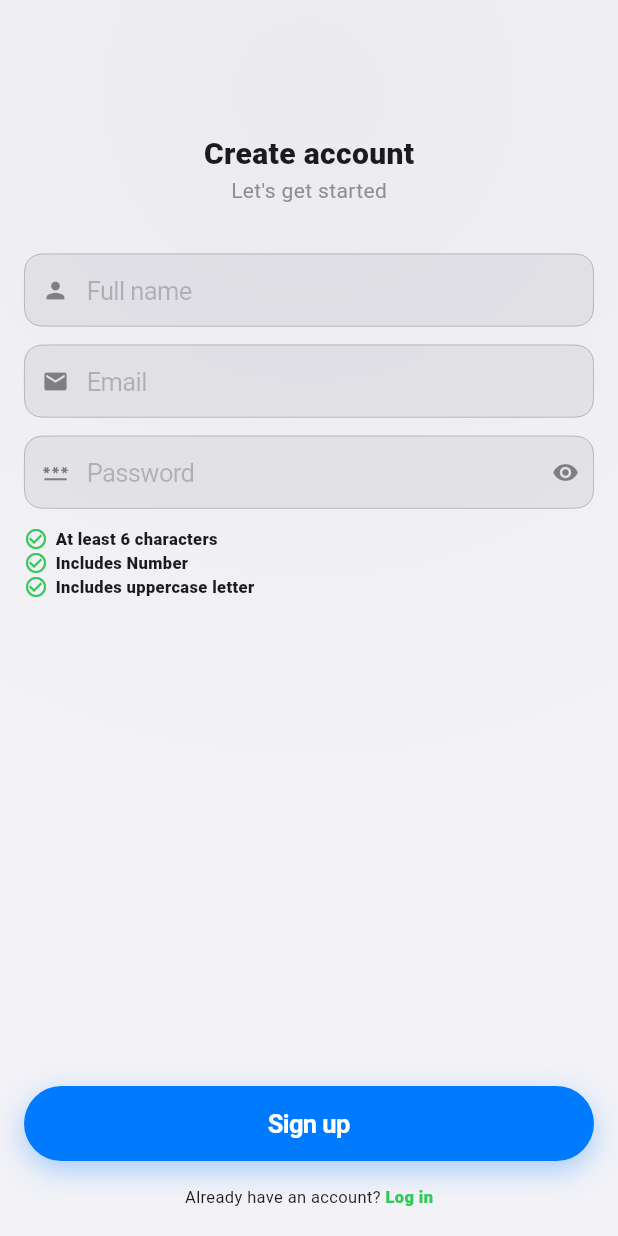
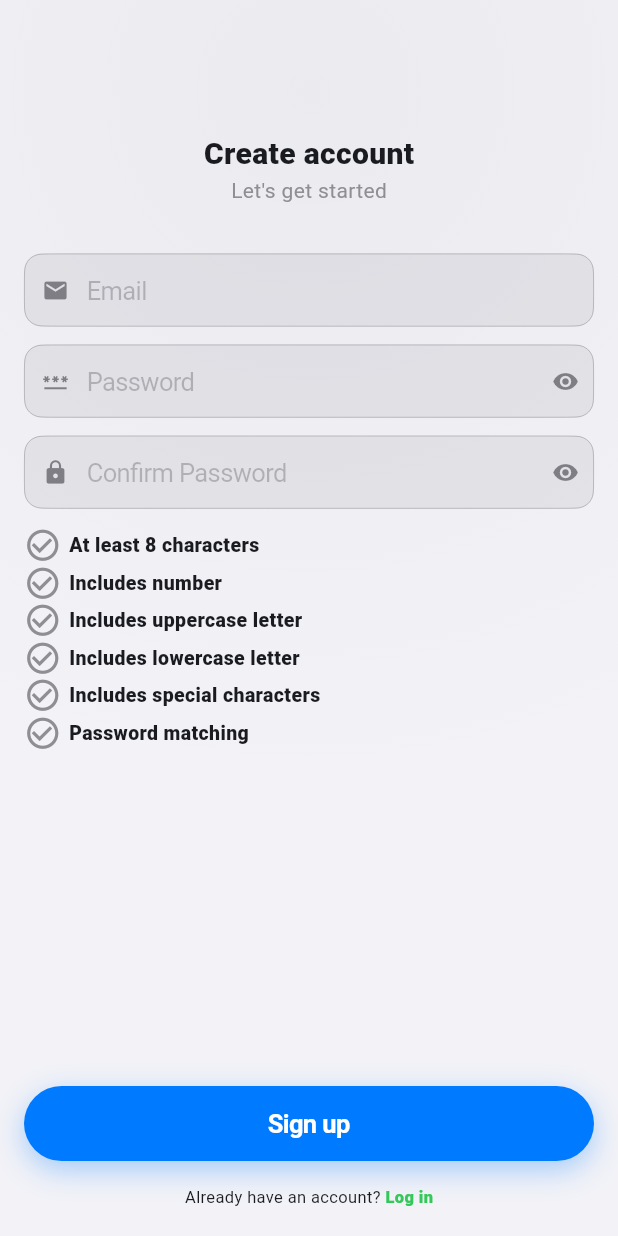
Before and after one commit to AngusGillic/IFB398_Capstone, a Flutter app: the screen it shows after launch, after a tap on "Create Account", on a phone screen of 412 x 824 dp. Run offline on Flutter 3.47's test engine with Material 3 defaults, Android fonts, the phone set to English and light mode, and no system bars; our stand-ins replace flutter_map, latlong2; missing offline and left inert: amplify_auth_cognito, amplify_flutter.

Commit message:
register page form validation dynamic

```diff
--- a/lib/screens/signup_page.dart
+++ b/lib/screens/signup_page.dart
@@ -19,9 +19,19 @@ class SignUpPage extends StatefulWidget {
 }
 
 class _SignUpPageState extends State<SignUpPage> {
-  final nameController = TextEditingController();
+  // final nameController = TextEditingController();
   final emailController = TextEditingController();
   final passwordController = TextEditingController();
+  final confirmController = TextEditingController();
+  // final formValidated = false;
+
+  bool charLength = false;
+  bool includeNum = false;
+  bool includeUpCse = false;
+  bool includeLwCse = false;
+  bool includeSpCh = false;
+  bool pwdMatch = false;
+
 
   void _open(BuildContext context, Widget page) {
     Navigator.of(context).push(MaterialPageRoute(builder: (_) => page));
@@ -29,51 +39,56 @@ class _SignUpPageState extends State<SignUpPage> {
 
   @override
   void dispose() {
-    nameController.dispose();
+    // nameController.dispose();
     emailController.dispose();
     passwordController.dispose();
+    confirmController.dispose();
     super.dispose();
   }
 
+  /// Validates if the email matches a basic email pattern.
+  bool isValidEmail(String email) {
+    final emailRegex = RegExp(r'^[^@\s]+@[^@\s]+\.[^@\s]+$');
+    return emailRegex.hasMatch(email.trim());
+  }
+
+  /// Validates password strength: at least 8 characters, with uppercase, lowercase, digit, and special character.
+  bool isValidPassword(String password) {
+    // if (password.length < 8) return false;
+    // final hasUpper = RegExp(r'[A-Z]').hasMatch(password);
+    // final hasLower = RegExp(r'[a-z]').hasMatch(password);
+    // final hasDigit = RegExp(r'\d').hasMatch(password);
+    // final hasSpecial = RegExp(r'[!@#\$%^&*(),.?":{}|<>]').hasMatch(password);
+    // return hasUpper && hasLower && hasDigit && hasSpecial;
+    return charLength && includeNum && includeUpCse && includeLwCse && includeSpCh && pwdMatch;
+  }
+
+  void _onPasswordChanged(String password) {
+    safePrint("charLength = $charLength");
+    setState(() {
+      charLength = password.length >= 8 ;
+      includeUpCse = RegExp(r'[A-Z]').hasMatch(password);
+      includeLwCse = RegExp(r'[a-z]').hasMatch(password);
+      includeNum = RegExp(r'\d').hasMatch(password);
+      includeSpCh = RegExp(r'[!@#\$%^&*(),.?":{}|<>]').hasMatch(password);
+    });
+  }
+
+  void _onPasswordMatched(String password) {
+    setState(() {
+      pwdMatch = passwordController.text.contains(password);
+    });
+  }
+
   Future<void> _register(BuildContext context) async {
-    final username = UsernameMapper.emailToUsername(emailController.text);
+    safePrint("Form is validated, function _register is running");
+  }
 
-    try {
-      final result = await Amplify.Auth.signUp(
-        username: username,
-        password: passwordController.text,
-        options: SignUpOptions(
-          userAttributes: {
-            CognitoUserAttributeKey.email: emailController.text.trim(),
-          },
-        ),
-      );
-
-      if (result.isSignUpComplete) {
-        if (mounted) {
-          ScaffoldMessenger.of(context).showSnackBar(
-            const SnackBar(content: Text('Registration successful. Please login.')),
-          );
-          Navigator.pop(context);
-        }
-      } else {
-        if (mounted) {
-          // Navigator.push(
-          //   context,
-          //   adaptivePageRoute(
-          //     builder: (_) => ConfirmationScreen(
-          //       username: username,
-          //       email: emailCtrl.text.trim(),
-          //     ),
-          //   ),
-          // );
-        }
-      }
-    } on AuthException catch (e) {
-      // setState(() => signupError = e.message);
-    } finally {
-      // setState(() => isLoading = false);
+  bool isFormValidated(String email, String password) {
+    if (isValidEmail(email) && (isValidPassword(password))) {
+      return true;
     }
+    return false;
   }
 
 
@@ -90,16 +105,22 @@ class _SignUpPageState extends State<SignUpPage> {
                 const Text('Create account', style: TextStyle(fontSize: 20, fontWeight: FontWeight.w900)),
                 const Text("Let's get started", style: TextStyle(fontSize: 14, color: AppColors.greyText)),
                 const SizedBox(height: 32),
-                IosField(icon: Icons.person, label: 'Full name', value: '', controller: nameController),
-                IosField(icon: Icons.mail, label: 'Email', value: '', controller: emailController,),
-                IosField(icon: Icons.password, label: 'Password', value: '', controller: passwordController, obscure: true, trailing: Icons.visibility),
-                const _Rule('At least 6 characters'),
-                const _Rule('Includes Number'),
-                const _Rule('Includes uppercase letter'),
+                // IosField(icon: Icons.person, label: 'Full name', value: '', controller: nameController),
+                IosField(icon: Icons.mail, label: 'Email', value: '', controller: emailController),
+                IosField(icon: Icons.password, label: 'Password', value: '', controller: passwordController, obscure: true, trailing: Icons.visibility, onChanged: _onPasswordChanged,),
+                IosField(icon: Icons.lock, label: 'Confirm Password', value: '', controller: confirmController, obscure: true, trailing: Icons.visibility, onChanged: _onPasswordMatched,),
+                _Rule(text: 'At least 8 characters', condition: charLength,),
+                _Rule(text: 'Includes number', condition: includeNum,),
+                _Rule(text: 'Includes uppercase letter', condition: includeUpCse,),
+                _Rule(text: 'Includes lowercase letter', condition: includeLwCse,),
+                _Rule(text: 'Includes special characters', condition: includeSpCh,),
+                _Rule(text: 'Password matching', condition: pwdMatch,),
                 const Spacer(),
-                GreenButton(text: 'Sign up', onTap: () =>
+                GreenButton(
+                  text: 'Sign up',
+                  onTap: () =>
                   // _open(context, const VerifyEmailPage())
-                  _register(context)
+                  isFormValidated(emailController.text.trim(), passwordController.text.trim()) ? _register(context) : (){}
                 ),
                 const SizedBox(height: 16),
                 GestureDetector(
@@ -121,15 +142,22 @@ class _SignUpPageState extends State<SignUpPage> {
 
 class _Rule extends StatelessWidget {
   final String text;
-  const _Rule(this.text);
+  final bool condition;
+
+  const _Rule({
+    // super.key,
+    required this.text,
+    required this.condition
+  });
 
   @override
   Widget build(BuildContext context) {
     return Row(
       children: [
-        const Icon(Icons.check_circle_outline, size: 16, color: AppColors.green),
-        const SizedBox(width: 5),
-        Text(text, style: const TextStyle(fontSize: 11, fontWeight: FontWeight.w800)),
+          Icon(Icons.check_circle_outline, size: 25, color: condition ? AppColors.green : AppColors.greyText),
+          const SizedBox(width: 5),
+          Text(text, style: const TextStyle(fontSize: 13, fontWeight: FontWeight.w800)),
+
       ],
     );
   }
--- a/lib/ui/glass_widgets.dart
+++ b/lib/ui/glass_widgets.dart
@@ -517,6 +517,7 @@ class GlassField extends StatelessWidget {
     this.error,
     this.autocorrect = true,
     this.enabled = true,
+    this.onChanged,
     this.onSubmitted,
     this.suffix,
     this.autofillHints,
@@ -533,6 +534,7 @@ class GlassField extends StatelessWidget {
   final String? error;
   final bool autocorrect;
   final bool enabled;
+  final ValueChanged<String>? onChanged;
   final ValueChanged<String>? onSubmitted;
   final Widget? suffix;
   final Iterable<String>? autofillHints;
@@ -572,6 +574,7 @@ class GlassField extends StatelessWidget {
             autocorrect: autocorrect,
             enabled: enabled,
             onSubmitted: onSubmitted,
+            onChanged: onChanged,
             autofillHints: autofillHints,
             maxLines: obscure ? 1 : maxLines,
             padding: const EdgeInsets.symmetric(horizontal: LGGap.xl, vertical: 13),
--- a/lib/widgets/card_panels.dart
+++ b/lib/widgets/card_panels.dart
@@ -112,6 +112,7 @@ class IosField extends StatelessWidget {
           obscure: obscure,
           keyboardType: keyboardType,
           suffix: trailingIcon,
+          onChanged: onChanged,
         ),
       );
     }
```
